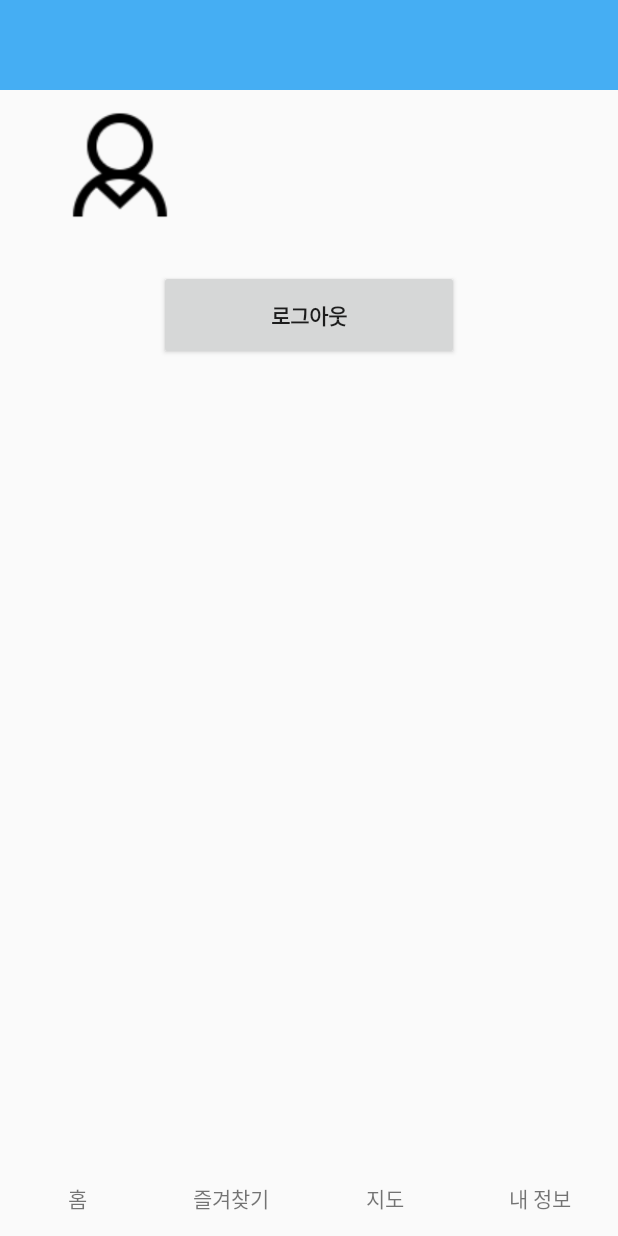
After one commit to hrlee0424/FoodStreet, an Android app: the fragment MainMypageFragment placed in its activity, on a phone screen of 412 x 824 dp. The commit adds this screen. Run offline under Robolectric (Android 15) with nearby library versions, the phone set to English and light mode, and no system bars; our stand-ins replace Firebase (no records; nobody signed in at launch, a user with empty details on screens opened directly); libraries missing offline, so code that uses them is left out: com.nhn.android; 1 statement that could not run was skipped.

Commit message:
firebase 이메일 로그인, 회원가입 구현. -2 로그인, 회원가입 후 사용자 정보 db 저장,불러오기 구현 로그아웃 기능 구현

```diff
--- a/app/build.gradle
+++ b/app/build.gradle
@@ -52,6 +52,6 @@ dependencies {
     implementation 'com.google.firebase:firebase-database:19.1.0'
     implementation 'com.google.firebase:firebase-auth:17.0.0'
     implementation 'com.firebaseui:firebase-ui-auth:4.3.1'
-
+    implementation 'com.google.firebase:firebase-firestore:20.2.0'
 
 }
--- a/app/src/main/java/hyerim/my/foodstreet/auth/LoginActivity.java
+++ b/app/src/main/java/hyerim/my/foodstreet/auth/LoginActivity.java
@@ -17,11 +17,13 @@ import com.google.android.gms.tasks.OnCompleteListener;
 import com.google.android.gms.tasks.Task;
 import com.google.firebase.auth.AuthResult;
 import com.google.firebase.auth.FirebaseAuth;
+import com.google.firebase.firestore.FirebaseFirestore;
 
 import java.util.regex.Pattern;
 
 public class LoginActivity extends AppCompatActivity {
     private FirebaseAuth firebaseAuth;
+
     private static final Pattern PASSWORD_PATTERN = Pattern.compile("^[a-zA-Z0-9!@.#$%^&*?_~]{4,16}$"); //4~16자리까지 가능
     private EditText login_email, login_password;
     private Button login_btn;
--- a/app/src/main/java/hyerim/my/foodstreet/fragment/MainFragment.java
+++ b/app/src/main/java/hyerim/my/foodstreet/fragment/MainFragment.java
@@ -20,9 +20,11 @@ import android.widget.GridView;
 import android.widget.ImageView;
 import android.widget.TextView;
 
+import java.text.Format;
+
 public class MainFragment extends Fragment {
     private GridView gridView;
-    public TextView gridview_item_text;
+    public static TextView gridview_item_text;
     public ImageView gridview_item_image;
     @Override
     public View onCreateView(LayoutInflater inflater, ViewGroup container,
@@ -70,6 +72,7 @@ public class MainFragment extends Fragment {
             @Override
             public void onItemClick(AdapterView<?> adapterView, View view, int i, long l) {
                 Intent intent = new Intent(getContext(), FoodListActivity.class);
+                intent.putExtra("text",gridview_item_text.getText().toString().trim());
                 startActivity(intent);
             }
         });
--- /dev/null
+++ b/app/src/main/java/hyerim/my/foodstreet/fragment/MainMypageFragment.java
@@ -0,0 +1,81 @@
+package hyerim.my.foodstreet.fragment;
+
+import android.os.Bundle;
+
+import androidx.annotation.NonNull;
+import androidx.annotation.Nullable;
+import androidx.fragment.app.Fragment;
+import androidx.fragment.app.FragmentManager;
+import androidx.fragment.app.FragmentTransaction;
+import hyerim.my.foodstreet.R;
+
+import android.view.LayoutInflater;
+import android.view.View;
+import android.view.ViewGroup;
+import android.widget.Button;
+import android.widget.TextView;
+
+import com.google.android.gms.tasks.OnFailureListener;
+import com.google.android.gms.tasks.OnSuccessListener;
+import com.google.firebase.auth.FirebaseAuth;
+import com.google.firebase.firestore.DocumentReference;
+import com.google.firebase.firestore.DocumentSnapshot;
+import com.google.firebase.firestore.FirebaseFirestore;
+
+
+public class MainMypageFragment extends Fragment {
+    private FirebaseFirestore db = FirebaseFirestore.getInstance();
+    private TextView mainmypage_textid;
+    private Button mainmypage_btn_logout;
+    private FirebaseAuth firebaseAuth;
+    private FragmentManager fr_mg ;
+    private FragmentTransaction fr_tr;
+
+    @Override
+    public View onCreateView(LayoutInflater inflater, ViewGroup container,
+                             Bundle savedInstanceState) {
+        // Inflate the layout for this fragment
+        return inflater.inflate(R.layout.fragment_main_mypage, container, false);
+    }
+
+    @Override
+    public void onViewCreated(@NonNull View view, @Nullable Bundle savedInstanceState) {
+        super.onViewCreated(view, savedInstanceState);
+
+        firebaseAuth = FirebaseAuth.getInstance();
+        mainmypage_textid = getView().findViewById(R.id.mainmypage_textid);
+        mainmypage_btn_logout = getView().findViewById(R.id.mainmypage_btn_logout);
+
+        fr_mg = getActivity().getSupportFragmentManager();
+        fr_tr = fr_mg.beginTransaction();
+
+
+        DocumentReference docRef = db.collection("users").document(firebaseAuth.getCurrentUser().getUid());
+
+        docRef.get().addOnSuccessListener(new OnSuccessListener<DocumentSnapshot>() {
+            @Override
+            public void onSuccess(DocumentSnapshot documentSnapshot) {
+                mainmypage_textid.setText(documentSnapshot.get("name").toString());
+            }
+        });
+        docRef.get().addOnFailureListener(new OnFailureListener() {
+            @Override
+            public void onFailure(@NonNull Exception e) {
+//                Toast.makeText(MainMypageFragment.this, "정보를 불러오지 못했습니다.", Toast.LENGTH_LONG).show();
+            }
+        });
+
+        mainmypage_btn_logout.setOnClickListener(new View.OnClickListener() {
+            @Override
+            public void onClick(View view) {
+                firebaseAuth.signOut();
+                fr_tr.replace(R.id.fragment_main, new MainFragment());
+                fr_tr.commit();
+//                Toast.makeText(MainMypageFragment.this,"로그아웃 되었습니다.",Toast.LENGTH_LONG).show();
+            }
+        });
+
+    }
+
+
+}
--- /dev/null
+++ b/app/src/main/res/layout/fragment_main_mypage.xml
@@ -0,0 +1,50 @@
+<?xml version="1.0" encoding="utf-8"?>
+<FrameLayout xmlns:android="http://schemas.android.com/apk/res/android"
+    xmlns:tools="http://schemas.android.com/tools"
+    android:layout_width="match_parent"
+    android:layout_height="match_parent"
+    tools:context=".fragment.MainMypageFragment">
+
+    <LinearLayout
+        android:layout_width="match_parent"
+        android:layout_height="wrap_content"
+        android:layout_marginTop="60dp"
+        android:layout_marginLeft="30dp"
+        android:orientation="horizontal">
+
+        <ImageView
+            android:id="@+id/mainmypage_account"
+            android:layout_width="100dp"
+            android:layout_height="100dp"
+            android:background="@drawable/account"
+            android:contentDescription="@string/app_name" />
+
+        <TextView
+            android:id="@+id/mainmypage_textid"
+            android:layout_width="wrap_content"
+            android:layout_height="wrap_content"
+            android:textSize="30sp"
+            android:layout_marginTop="20dp"
+            android:layout_marginStart="20dp"/>
+
+    </LinearLayout>
+
+    <LinearLayout
+        android:layout_width="match_parent"
+        android:layout_height="wrap_content"
+        android:layout_marginTop="180dp"
+        android:orientation="vertical">
+
+        <Button
+            android:id="@+id/mainmypage_btn_logout"
+            android:layout_width="200dp"
+            android:layout_height="60dp"
+            android:layout_gravity="center"
+            android:text="로그아웃"
+            android:textStyle="bold"/>
+
+    </LinearLayout>
+
+
+
+</FrameLayout>
```
Also changed, not shown: app/src/main/java/hyerim/my/foodstreet/FoodListActivity.java (+8 -1 lines), app/src/main/java/hyerim/my/foodstreet/MainActivity.java (+9 -1 lines), app/src/main/java/hyerim/my/foodstreet/auth/JoinActivity.java (+41 -1 lines).
